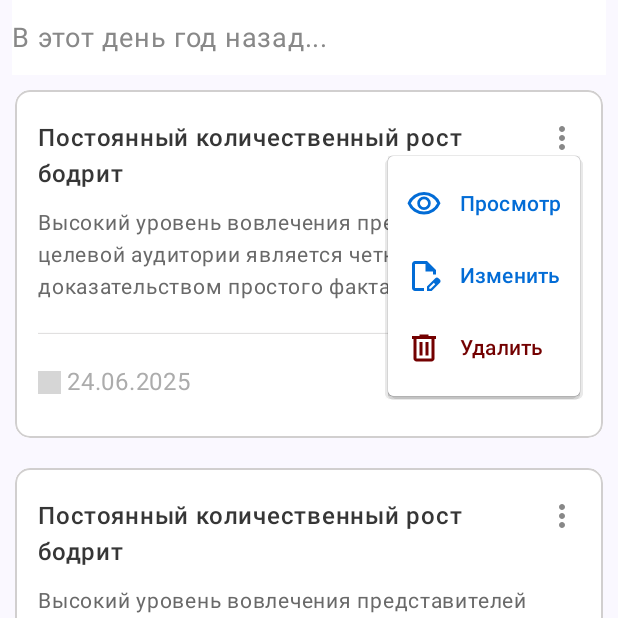
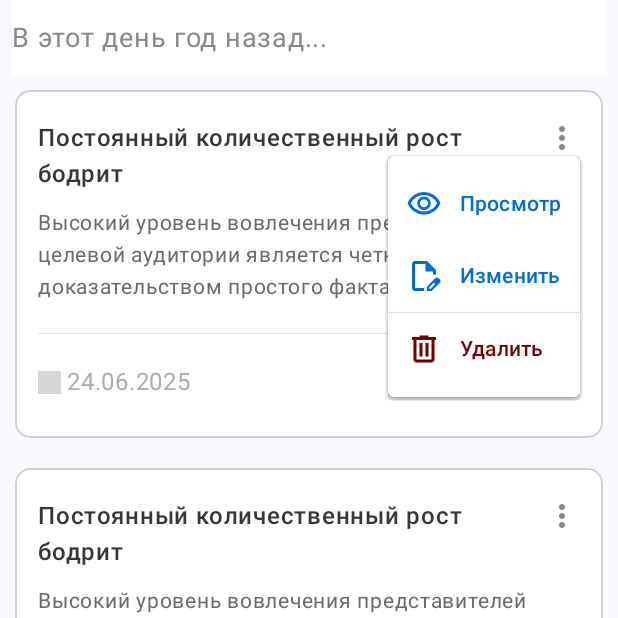
Before and after one commit to ilnarkin861/IlnarAppKotlin, an Android app built with Jetpack Compose: the composable SearchScreen shown on its own in the app's theme, after a tap on "Меню", on a phone screen of 412 x 824 dp, the top half of it. Run offline under Robolectric (Android 15) with nearby library versions, the phone set to English and light mode, and no system bars; grey boxes are pictures that could not be loaded.

Commit message:
Added divider to dropdown menu

```diff
--- a/app/src/main/java/ru/ilnarkin/ilnarappkotlin/components/ListItemComponent.kt
+++ b/app/src/main/java/ru/ilnarkin/ilnarappkotlin/components/ListItemComponent.kt
@@ -85,6 +85,8 @@ fun ListItemComponent(
                         text = {Text(text = "Изменить", color = colorResource(R.color.appPrimaryColor))}
                     )
 
+                    HorizontalDivider(thickness = 0.5.dp, color = colorResource(R.color.borderColor))
+
                     DropdownMenuItem(
                         onClick = {
                             expanded = false
--- a/app/src/main/java/ru/ilnarkin/ilnarappkotlin/components/NoteItemComponent.kt
+++ b/app/src/main/java/ru/ilnarkin/ilnarappkotlin/components/NoteItemComponent.kt
@@ -122,6 +122,8 @@ fun NoteItemComponent(navController: NavController) {
                                 text = {Text(text = "Изменить", color = colorResource(R.color.appPrimaryColor))}
                             )
 
+                            HorizontalDivider(thickness = 0.5.dp, color = colorResource(R.color.borderColor))
+
                             DropdownMenuItem(
                                 onClick = {
                                     deleteButtonClicked = true
```
